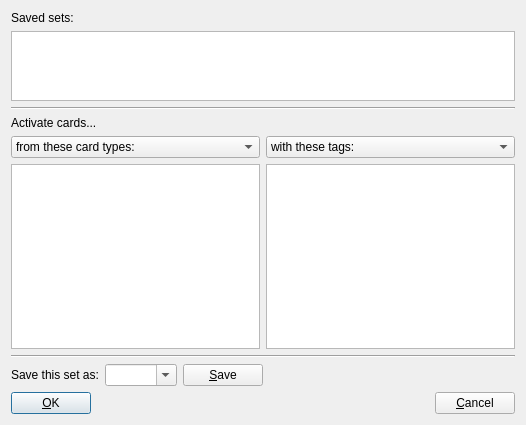
First picture: the form in mnemosyne/mnemosyne/pyqt_ui/activate_cards_dlg.ui, repository vasvlad/pomni, before the edit.
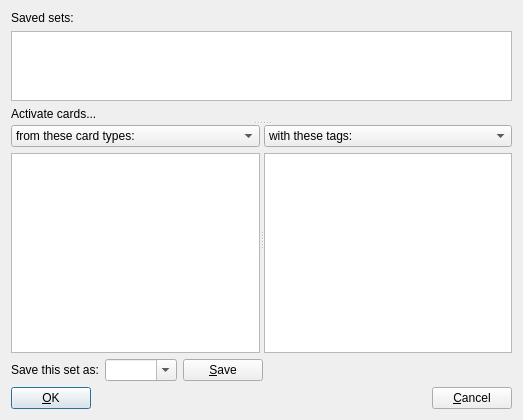
Second picture: the form after the edit.

Diff of the .ui file:
```diff
--- a/mnemosyne/mnemosyne/pyqt_ui/activate_cards_dlg.ui
+++ b/mnemosyne/mnemosyne/pyqt_ui/activate_cards_dlg.ui
@@ -6,15 +6,22 @@
    <rect>
     <x>0</x>
     <y>0</y>
-    <width>526</width>
-    <height>425</height>
+    <width>523</width>
+    <height>408</height>
    </rect>
   </property>
   <property name="windowTitle">
    <string>Activate cards</string>
   </property>
+  <layout class="QVBoxLayout" name="verticalLayout_5">
+   <item>
   <layout class="QVBoxLayout" name="verticalLayout_4">
    <item>
+      <widget class="QSplitter" name="splitter_2">
+       <property name="orientation">
+        <enum>Qt::Vertical</enum>
+       </property>
+       <widget class="QWidget" name="">
     <layout class="QVBoxLayout" name="verticalLayout_3">
      <item>
       <widget class="QLabel" name="label_3">
@@ -28,18 +35,11 @@
        <property name="sizePolicy">
         <sizepolicy hsizetype="Expanding" vsizetype="Expanding">
          <horstretch>0</horstretch>
-         <verstretch>1</verstretch>
+             <verstretch>0</verstretch>
         </sizepolicy>
        </property>
       </widget>
      </item>
-     <item>
-      <widget class="Line" name="line">
-       <property name="orientation">
-        <enum>Qt::Horizontal</enum>
-       </property>
-      </widget>
-     </item>
      <item>
       <widget class="QLabel" name="label">
        <property name="text">
@@ -47,9 +47,13 @@
        </property>
       </widget>
      </item>
-     <item>
-      <layout class="QHBoxLayout" name="horizontalLayout">
-       <item>
+        </layout>
+       </widget>
+       <widget class="QSplitter" name="splitter">
+        <property name="orientation">
+         <enum>Qt::Horizontal</enum>
+        </property>
+        <widget class="QWidget" name="">
         <layout class="QVBoxLayout" name="verticalLayout">
          <item>
           <widget class="QComboBox" name="comboBox">
@@ -70,9 +74,15 @@
            <property name="sizePolicy">
             <sizepolicy hsizetype="Expanding" vsizetype="Expanding">
              <horstretch>0</horstretch>
-             <verstretch>8</verstretch>
-            </sizepolicy>
-           </property>
+              <verstretch>0</verstretch>
+             </sizepolicy>
+            </property>
+            <property name="minimumSize">
+             <size>
+              <width>0</width>
+              <height>200</height>
+             </size>
+            </property>
            <property name="headerHidden">
             <bool>true</bool>
            </property>
@@ -87,8 +97,8 @@
           </widget>
          </item>
         </layout>
-       </item>
-       <item>
+        </widget>
+        <widget class="QWidget" name="">
         <layout class="QVBoxLayout" name="verticalLayout_2">
          <item>
           <widget class="QComboBox" name="comboBox_2">
@@ -106,6 +116,12 @@
          </item>
          <item>
           <widget class="QTreeWidget" name="tags_tree">
+            <property name="sizePolicy">
+             <sizepolicy hsizetype="Expanding" vsizetype="Expanding">
+              <horstretch>0</horstretch>
+              <verstretch>0</verstretch>
+             </sizepolicy>
+            </property>
            <property name="sortingEnabled">
             <bool>true</bool>
            </property>
@@ -126,14 +142,8 @@
           </widget>
          </item>
         </layout>
-       </item>
-      </layout>
-     </item>
-     <item>
-      <widget class="Line" name="line_2">
-       <property name="orientation">
-        <enum>Qt::Horizontal</enum>
-       </property>
+        </widget>
+       </widget>
       </widget>
      </item>
      <item>
```
Lines whose indentation alone changed are shown as unchanged.
